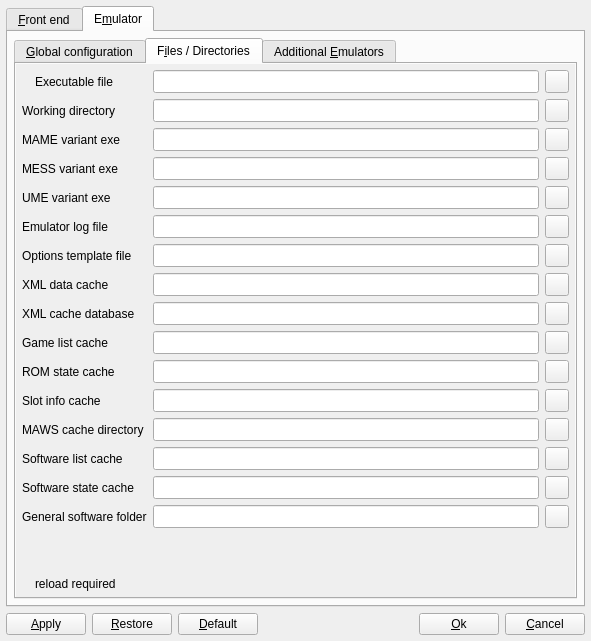
The window that options.ui (qmc2/qmc2-mame-fe) describes before a commit, drawn with Qt 5.
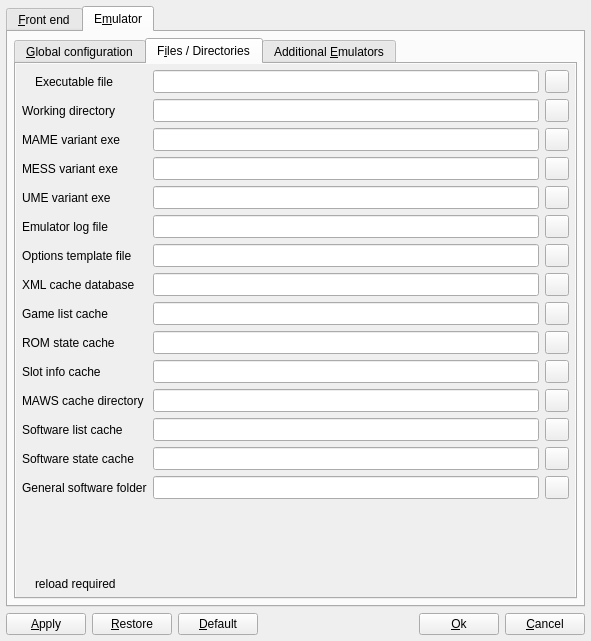
The same window after the commit. The open tabs and pages were chosen to show the change. Icons and pictures are not drawn.

Commit message: new: XML cache database promoted to non-WIP

```diff
--- a/options.ui
+++ b/options.ui
@@ -4749,51 +4749,14 @@
                    </property>
                   </widget>
                  </item>
-                 <item row="7" column="0">
-                  <widget class="QLabel" name="labelListXMLCache">
-                   <property name="text">
-                    <string>XML data cache</string>
-                   </property>
-                  </widget>
-                 </item>
-                 <item row="7" column="1">
-                  <widget class="QLineEdit" name="lineEditListXMLCache">
-                   <property name="sizePolicy">
-                    <sizepolicy hsizetype="Expanding" vsizetype="Minimum">
-                     <horstretch>0</horstretch>
-                     <verstretch>0</verstretch>
-                    </sizepolicy>
-                   </property>
-                   <property name="toolTip">
-                    <string>Cache file for the output from -listxml (write)</string>
-                   </property>
-                  </widget>
-                 </item>
-                 <item row="7" column="2">
-                  <widget class="QToolButton" name="toolButtonBrowseListXMLCache">
-                   <property name="sizePolicy">
-                    <sizepolicy hsizetype="Fixed" vsizetype="Minimum">
-                     <horstretch>0</horstretch>
-                     <verstretch>0</verstretch>
-                    </sizepolicy>
-                   </property>
-                   <property name="toolTip">
-                    <string>Browse XML data cache file</string>
-                   </property>
-                   <property name="icon">
-                    <iconset resource="qmc2.qrc">
-                     <normaloff>:/data/img/fileopen.png</normaloff>:/data/img/fileopen.png</iconset>
-                   </property>
-                  </widget>
-                 </item>
-                 <item row="9" column="0">
+                 <item row="8" column="0">
                   <widget class="QLabel" name="labelGamelistCacheFile">
                    <property name="text">
                     <string>Game list cache</string>
                    </property>
                   </widget>
                  </item>
-                 <item row="9" column="1">
+                 <item row="8" column="1">
                   <widget class="QLineEdit" name="lineEditGamelistCacheFile">
                    <property name="sizePolicy">
                     <sizepolicy hsizetype="Expanding" vsizetype="Minimum">
@@ -4806,7 +4769,7 @@
                    </property>
                   </widget>
                  </item>
-                 <item row="9" column="2">
+                 <item row="8" column="2">
                   <widget class="QToolButton" name="toolButtonBrowseGamelistCacheFile">
                    <property name="sizePolicy">
                     <sizepolicy hsizetype="Fixed" vsizetype="Minimum">
@@ -4823,14 +4786,14 @@
                    </property>
                   </widget>
                  </item>
-                 <item row="10" column="0">
+                 <item row="9" column="0">
                   <widget class="QLabel" name="labelROMStateCacheFile">
                    <property name="text">
                     <string>ROM state cache</string>
                    </property>
                   </widget>
                  </item>
-                 <item row="10" column="1">
+                 <item row="9" column="1">
                   <widget class="QLineEdit" name="lineEditROMStateCacheFile">
                    <property name="sizePolicy">
                     <sizepolicy hsizetype="Expanding" vsizetype="Minimum">
@@ -4843,7 +4806,7 @@
                    </property>
                   </widget>
                  </item>
-                 <item row="16" column="0" colspan="3">
+                 <item row="15" column="0" colspan="3">
                   <spacer name="spacer11">
                    <property name="orientation">
                     <enum>Qt::Vertical</enum>
@@ -4856,7 +4819,7 @@
                    </property>
                   </spacer>
                  </item>
-                 <item row="10" column="2">
+                 <item row="9" column="2">
                   <widget class="QToolButton" name="toolButtonBrowseROMStateCacheFile">
                    <property name="sizePolicy">
                     <sizepolicy hsizetype="Fixed" vsizetype="Minimum">
@@ -4909,14 +4872,14 @@
                    </item>
                   </layout>
                  </item>
-                 <item row="12" column="0">
+                 <item row="11" column="0">
                   <widget class="QLabel" name="labelMAWSCacheDirectory">
                    <property name="text">
                     <string>MAWS cache directory</string>
                    </property>
                   </widget>
                  </item>
-                 <item row="12" column="1">
+                 <item row="11" column="1">
                   <widget class="QLineEdit" name="lineEditMAWSCacheDirectory">
                    <property name="sizePolicy">
                     <sizepolicy hsizetype="Expanding" vsizetype="Minimum">
@@ -4929,7 +4892,7 @@
                    </property>
                   </widget>
                  </item>
-                 <item row="12" column="2">
+                 <item row="11" column="2">
                   <widget class="QToolButton" name="toolButtonBrowseMAWSCacheDirectory">
                    <property name="sizePolicy">
                     <sizepolicy hsizetype="Fixed" vsizetype="Minimum">
@@ -4949,14 +4912,14 @@
                    </property>
                   </widget>
                  </item>
-                 <item row="13" column="0">
+                 <item row="12" column="0">
                   <widget class="QLabel" name="labelSoftwareListCache">
                    <property name="text">
                     <string>Software list cache</string>
                    </property>
                   </widget>
                  </item>
-                 <item row="13" column="1">
+                 <item row="12" column="1">
                   <widget class="QLineEdit" name="lineEditSoftwareListCache">
                    <property name="sizePolicy">
                     <sizepolicy hsizetype="Expanding" vsizetype="Minimum">
@@ -4969,7 +4932,7 @@
                    </property>
                   </widget>
                  </item>
-                 <item row="13" column="2">
+                 <item row="12" column="2">
                   <widget class="QToolButton" name="toolButtonBrowseSoftwareListCache">
                    <property name="sizePolicy">
                     <sizepolicy hsizetype="Fixed" vsizetype="Minimum">
@@ -4986,14 +4949,14 @@
                    </property>
                   </widget>
                  </item>
-                 <item row="15" column="0">
+                 <item row="14" column="0">
                   <widget class="QLabel" name="labelGeneralSoftwareFolder">
                    <property name="text">
                     <string>General software folder</string>
                    </property>
                   </widget>
                  </item>
-                 <item row="15" column="1">
+                 <item row="14" column="1">
                   <widget class="QLineEdit" name="lineEditGeneralSoftwareFolder">
                    <property name="sizePolicy">
                     <sizepolicy hsizetype="Expanding" vsizetype="Minimum">
@@ -5006,7 +4969,7 @@
                    </property>
                   </widget>
                  </item>
-                 <item row="15" column="2">
+                 <item row="14" column="2">
                   <widget class="QToolButton" name="toolButtonBrowseGeneralSoftwareFolder">
                    <property name="sizePolicy">
                     <sizepolicy hsizetype="Fixed" vsizetype="Minimum">
@@ -5171,14 +5134,14 @@
                    </property>
                   </widget>
                  </item>
-                 <item row="11" column="0">
+                 <item row="10" column="0">
                   <widget class="QLabel" name="labelSlotInfoCacheFile">
                    <property name="text">
                     <string>Slot info cache</string>
                    </property>
                   </widget>
                  </item>
-                 <item row="11" column="1">
+                 <item row="10" column="1">
                   <widget class="QLineEdit" name="lineEditSlotInfoCacheFile">
                    <property name="sizePolicy">
                     <sizepolicy hsizetype="Expanding" vsizetype="Minimum">
@@ -5191,7 +5154,7 @@
                    </property>
                   </widget>
                  </item>
-                 <item row="11" column="2">
+                 <item row="10" column="2">
                   <widget class="QToolButton" name="toolButtonBrowseSlotInfoCacheFile">
                    <property name="sizePolicy">
                     <sizepolicy hsizetype="Fixed" vsizetype="Minimum">
@@ -5208,14 +5171,14 @@
                    </property>
                   </widget>
                  </item>
-                 <item row="14" column="0">
+                 <item row="13" column="0">
                   <widget class="QLabel" name="labelSoftwareStateCache">
                    <property name="text">
                     <string>Software state cache</string>
                    </property>
                   </widget>
                  </item>
-                 <item row="14" column="1">
+                 <item row="13" column="1">
                   <widget class="QLineEdit" name="lineEditSoftwareStateCache">
                    <property name="sizePolicy">
                     <sizepolicy hsizetype="Expanding" vsizetype="Minimum">
@@ -5228,7 +5191,7 @@
                    </property>
                   </widget>
                  </item>
-                 <item row="14" column="2">
+                 <item row="13" column="2">
                   <widget class="QToolButton" name="toolButtonBrowseSoftwareStateCache">
                    <property name="sizePolicy">
                     <sizepolicy hsizetype="Fixed" vsizetype="Minimum">
@@ -5245,14 +5208,14 @@
                    </property>
                   </widget>
                  </item>
-                 <item row="8" column="0">
+                 <item row="7" column="0">
                   <widget class="QLabel" name="labelXmlCacheDatabase">
                    <property name="text">
                     <string>XML cache database</string>
                    </property>
                   </widget>
                  </item>
-                 <item row="8" column="1">
+                 <item row="7" column="1">
                   <widget class="QLineEdit" name="lineEditXmlCacheDatabase">
                    <property name="sizePolicy">
                     <sizepolicy hsizetype="Expanding" vsizetype="Minimum">
@@ -5265,7 +5228,7 @@
                    </property>
                   </widget>
                  </item>
-                 <item row="8" column="2">
+                 <item row="7" column="2">
                   <widget class="QToolButton" name="toolButtonBrowseXmlCacheDatabase">
                    <property name="sizePolicy">
                     <sizepolicy hsizetype="Fixed" vsizetype="Minimum">
```
Left out of the diff: 12 changed lines with no effect on the pictures. The commit also changes 32 other files.
